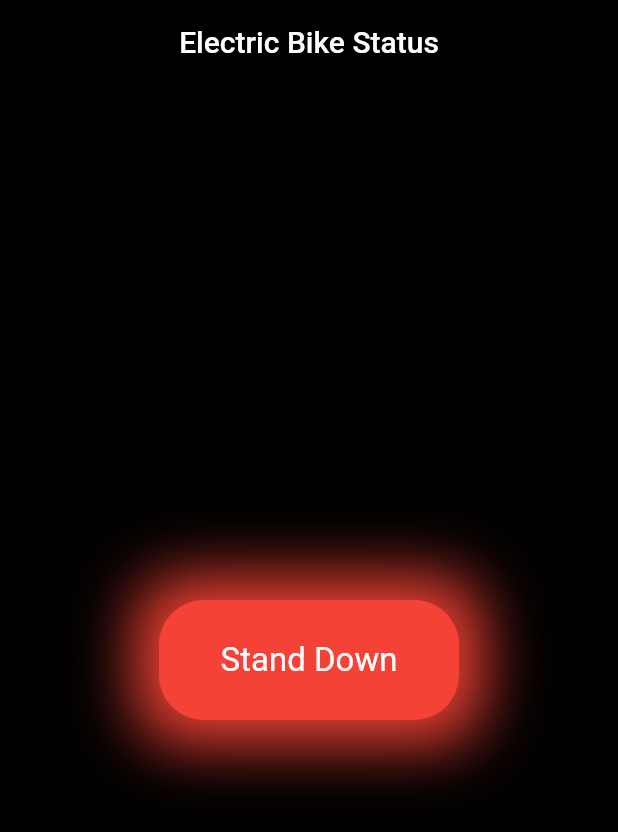
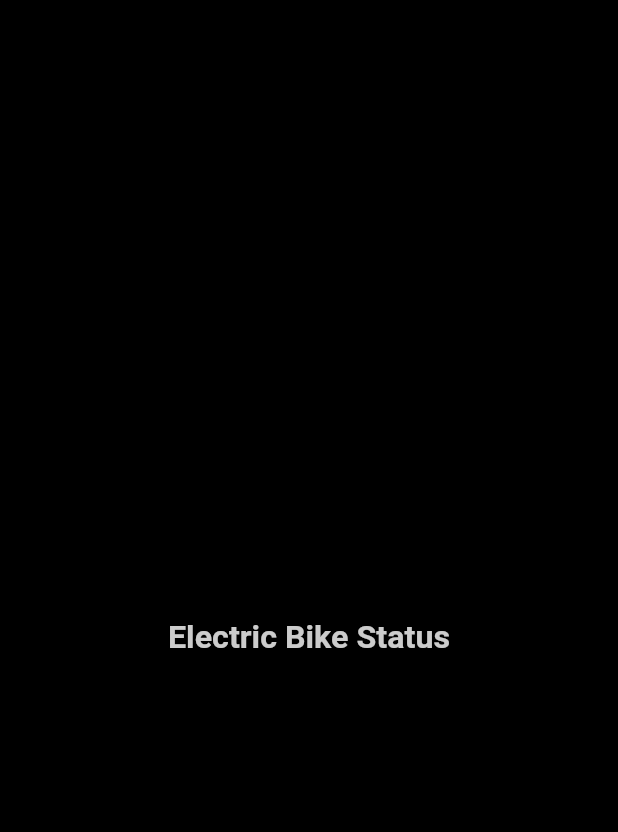
Before and after one commit to Cuboid-Inc/electric_bike, a Flutter app: the first screen one second after launch, on a phone screen of 412 x 824 dp. Shown: the top 832 px of the screen. Run offline on Flutter 3.47's test engine with Material 2 defaults, Android fonts, the phone set to English and light mode, and no system bars; our stand-ins replace firebase_core, firebase_database, firebase_messaging; accounts and stored records are empty.

Commit message:
splash, icon, name updated

```diff
--- a/lib/home.dart
+++ b/lib/home.dart
@@ -24,7 +24,6 @@ class _HomeState extends State<Home> {
 
   @override
   void initState() {
-    SystemChrome.setEnabledSystemUIMode(SystemUiMode.leanBack);
     updateFcm();
     super.initState();
   }
--- a/lib/main.dart
+++ b/lib/main.dart
@@ -1,6 +1,8 @@
 import 'package:electric_bike/home.dart';
+import 'package:electric_bike/splash_screen.dart';
 import 'package:firebase_core/firebase_core.dart';
 import 'package:flutter/material.dart';
+import 'package:flutter/services.dart';
 
 import 'firebase_options.dart';
 
@@ -17,13 +19,16 @@ class MyApp extends StatelessWidget {
 
   @override
   Widget build(BuildContext context) {
+    SystemChrome.setEnabledSystemUIMode(SystemUiMode.leanBack);
+
     return MaterialApp(
+
       debugShowCheckedModeBanner: false,
       title: 'Electric Bike',
       theme: ThemeData(
         primarySwatch: Colors.blue,
       ),
-      home: Home(),
+      home: MyCustomSplashScreen(),
     );
   }
 }
--- /dev/null
+++ b/lib/splash_screen.dart
@@ -0,0 +1,140 @@
+import 'dart:async';
+import 'package:electric_bike/home.dart';
+import 'package:flutter/material.dart';
+
+class MyCustomSplashScreen extends StatefulWidget {
+  @override
+  _MyCustomSplashScreenState createState() => _MyCustomSplashScreenState();
+}
+
+class _MyCustomSplashScreenState extends State<MyCustomSplashScreen>
+    with TickerProviderStateMixin {
+  double _fontSize = 2;
+  double _containerSize = 1.5;
+  double _textOpacity = 0.0;
+  double _containerOpacity = 0.0;
+
+  AnimationController? _controller;
+  Animation<double>? animation1;
+
+  @override
+  void initState() {
+    super.initState();
+
+    _controller =
+        AnimationController(vsync: this, duration: Duration(seconds: 3));
+
+    animation1 = Tween<double>(begin: 40, end: 20).animate(CurvedAnimation(
+        parent: _controller!, curve: Curves.fastLinearToSlowEaseIn))
+      ..addListener(() {
+        setState(() {
+          _textOpacity = 1.0;
+        });
+      });
+
+    _controller!.forward();
+
+    Timer(Duration(seconds: 2), () {
+      setState(() {
+        _fontSize = 1.06;
+      });
+    });
+
+    Timer(Duration(seconds: 2), () {
+      setState(() {
+        _containerSize = 2;
+        _containerOpacity = 1;
+      });
+    });
+
+    Timer(Duration(seconds: 4), () {
+      setState(() {
+        Navigator.pushReplacement(context, PageTransition(Home()));
+      });
+    });
+  }
+
+  @override
+  void dispose() {
+    _controller!.dispose();
+    super.dispose();
+  }
+
+  @override
+  Widget build(BuildContext context) {
+    double _width = MediaQuery.of(context).size.width;
+    double _height = MediaQuery.of(context).size.height;
+
+    return Scaffold(
+      backgroundColor: Colors.black,
+      body: Stack(
+        children: [
+          Column(
+            children: [
+              AnimatedContainer(
+                  duration: Duration(milliseconds: 2000),
+                  curve: Curves.fastLinearToSlowEaseIn,
+                  height: _height / _fontSize),
+              AnimatedOpacity(
+                duration: Duration(milliseconds: 1000),
+                opacity: _textOpacity,
+                child: Text(
+                  'Electric Bike Status',
+                  style: TextStyle(
+                    color: Colors.white,
+                    fontWeight: FontWeight.bold,
+                    fontSize: animation1!.value,
+                  ),
+                ),
+              ),
+            ],
+          ),
+          Center(
+            child: AnimatedOpacity(
+              duration: Duration(milliseconds: 2000),
+              curve: Curves.fastLinearToSlowEaseIn,
+              opacity: _containerOpacity,
+              child: AnimatedContainer(
+                duration: Duration(milliseconds: 2000),
+                curve: Curves.fastLinearToSlowEaseIn,
+                height: _width / _containerSize,
+                width: _width / _containerSize,
+                alignment: Alignment.center,
+                decoration: BoxDecoration(
+                  color: Colors.black,
+                  borderRadius: BorderRadius.circular(30),
+                ),
+                // child: Image.asset('assets/images/file_name.png')
+                child: Image.asset("assets/bicycle.png"),
+              ),
+            ),
+          ),
+        ],
+      ),
+    );
+  }
+}
+
+class PageTransition extends PageRouteBuilder {
+  final Widget page;
+
+  PageTransition(this.page)
+      : super(
+          pageBuilder: (context, animation, anotherAnimation) => page,
+          transitionDuration: Duration(milliseconds: 2000),
+          transitionsBuilder: (context, animation, anotherAnimation, child) {
+            animation = CurvedAnimation(
+              curve: Curves.fastLinearToSlowEaseIn,
+              parent: animation,
+            );
+            return Align(
+              alignment: Alignment.bottomCenter,
+              child: SizeTransition(
+                sizeFactor: animation,
+                child: page,
+                axisAlignment: 0,
+              ),
+            );
+          },
+        );
+}
--- a/pubspec.yaml
+++ b/pubspec.yaml
@@ -61,8 +61,8 @@ flutter:
   uses-material-design: true
 
   # To add assets to your application, add an assets section, like this:
-  # assets:
-  #   - images/a_dot_burr.jpeg
+  assets:
+    - assets/
   #   - images/a_dot_ham.jpeg
 
   # An image asset can refer to one or more resolution-specific "variants", see
```
Also changed, not shown: assets/bicycle.png (added), 7 other files.
